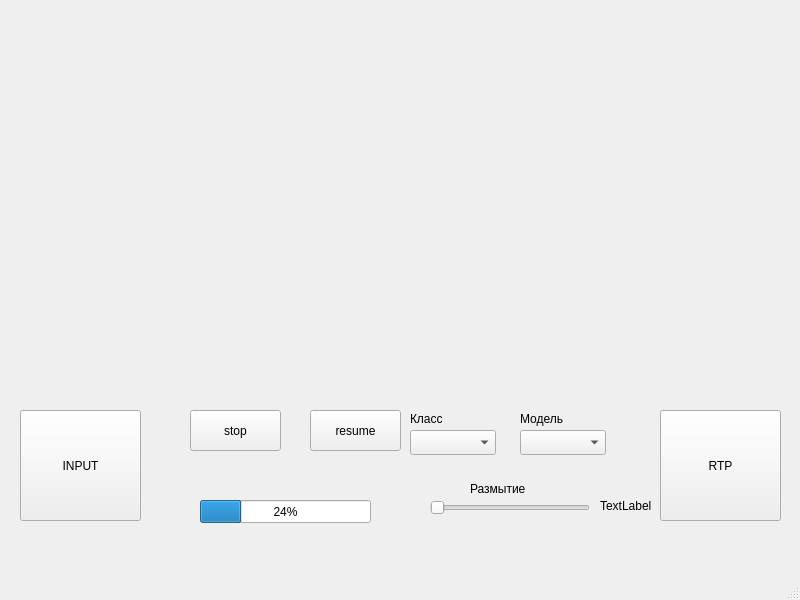
The window that sneaky_face/mainwindow.ui (TawerkaQQ/sneaky-face) describes before a commit, drawn with Qt 5.
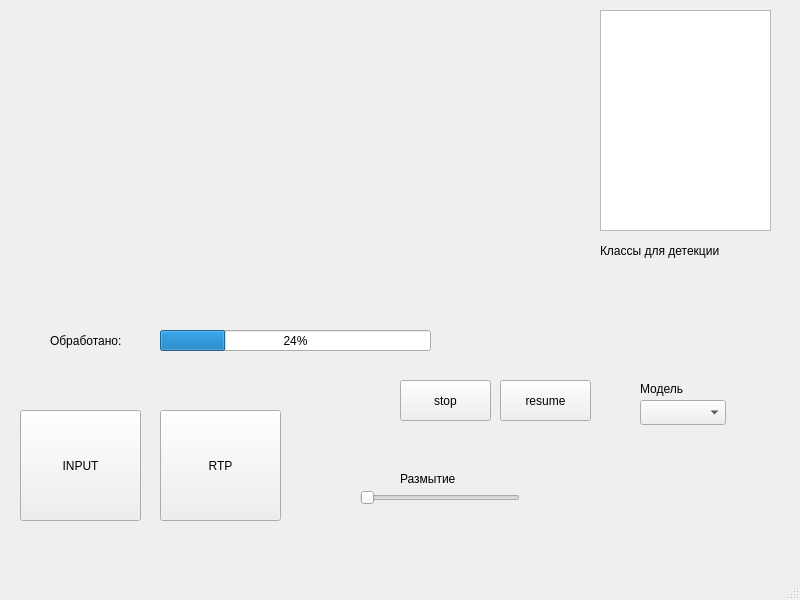
The same window after the commit.

Patch:
```diff
--- a/sneaky_face/mainwindow.ui
+++ b/sneaky_face/mainwindow.ui
@@ -27,34 +27,24 @@
      <string>INPUT</string>
     </property>
    </widget>
-   <widget class="QComboBox" name="comboBox">
-    <property name="geometry">
-     <rect>
-      <x>410</x>
-      <y>430</y>
-      <width>86</width>
-      <height>25</height>
-     </rect>
-    </property>
-   </widget>
    <widget class="QLabel" name="label">
     <property name="geometry">
      <rect>
-      <x>410</x>
-      <y>410</y>
-      <width>67</width>
-      <height>17</height>
+      <x>600</x>
+      <y>240</y>
+      <width>171</width>
+      <height>21</height>
      </rect>
     </property>
     <property name="text">
-     <string>Класс</string>
+     <string>Классы для детекции</string>
     </property>
    </widget>
    <widget class="QLabel" name="label_2">
     <property name="geometry">
      <rect>
-      <x>520</x>
-      <y>410</y>
+      <x>640</x>
+      <y>380</y>
       <width>67</width>
       <height>17</height>
      </rect>
@@ -66,8 +56,8 @@
    <widget class="QComboBox" name="comboBox_2">
     <property name="geometry">
      <rect>
-      <x>520</x>
-      <y>430</y>
+      <x>640</x>
+      <y>400</y>
       <width>86</width>
       <height>25</height>
      </rect>
@@ -76,8 +66,8 @@
    <widget class="QSlider" name="horizontalSlider">
     <property name="geometry">
      <rect>
-      <x>430</x>
-      <y>500</y>
+      <x>360</x>
+      <y>490</y>
       <width>160</width>
       <height>16</height>
      </rect>
@@ -89,8 +79,8 @@
    <widget class="QLabel" name="label_3">
     <property name="geometry">
      <rect>
-      <x>470</x>
-      <y>480</y>
+      <x>400</x>
+      <y>470</y>
       <width>81</width>
       <height>17</height>
      </rect>
@@ -102,10 +92,10 @@
    <widget class="QProgressBar" name="progressBar">
     <property name="geometry">
      <rect>
-      <x>200</x>
-      <y>500</y>
-      <width>171</width>
-      <height>23</height>
+      <x>160</x>
+      <y>330</y>
+      <width>271</width>
+      <height>21</height>
      </rect>
     </property>
     <property name="value">
@@ -115,7 +105,7 @@
    <widget class="QPushButton" name="pushButton_2">
     <property name="geometry">
      <rect>
-      <x>660</x>
+      <x>160</x>
       <y>410</y>
       <width>121</width>
       <height>111</height>
@@ -128,7 +118,7 @@
    <widget class="QLabel" name="label_4">
     <property name="geometry">
      <rect>
-      <x>150</x>
+      <x>50</x>
       <y>30</y>
       <width>431</width>
       <height>281</height>
@@ -141,8 +131,8 @@
    <widget class="QPushButton" name="stop_button">
     <property name="geometry">
      <rect>
-      <x>190</x>
-      <y>410</y>
+      <x>400</x>
+      <y>380</y>
       <width>91</width>
       <height>41</height>
      </rect>
@@ -154,8 +144,8 @@
    <widget class="QPushButton" name="resumeButton">
     <property name="geometry">
      <rect>
-      <x>310</x>
-      <y>410</y>
+      <x>500</x>
+      <y>380</y>
       <width>91</width>
       <height>41</height>
      </rect>
@@ -167,14 +157,37 @@
    <widget class="QLabel" name="label_5">
     <property name="geometry">
      <rect>
-      <x>600</x>
-      <y>480</y>
+      <x>530</x>
+      <y>470</y>
       <width>51</width>
       <height>51</height>
      </rect>
     </property>
     <property name="text">
-     <string>TextLabel</string>
+     <string/>
+    </property>
+   </widget>
+   <widget class="QLabel" name="label_6">
+    <property name="geometry">
+     <rect>
+      <x>50</x>
+      <y>330</y>
+      <width>101</width>
+      <height>21</height>
+     </rect>
+    </property>
+    <property name="text">
+     <string>Обработано:</string>
+    </property>
+   </widget>
+   <widget class="QListWidget" name="listWidget">
+    <property name="geometry">
+     <rect>
+      <x>600</x>
+      <y>10</y>
+      <width>171</width>
+      <height>221</height>
+     </rect>
     </property>
    </widget>
   </widget>
```
